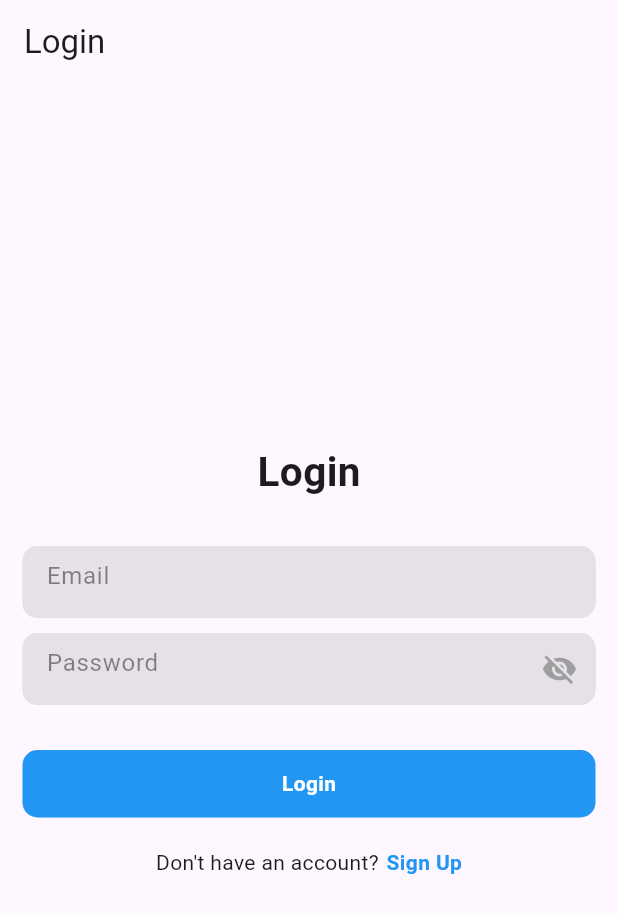
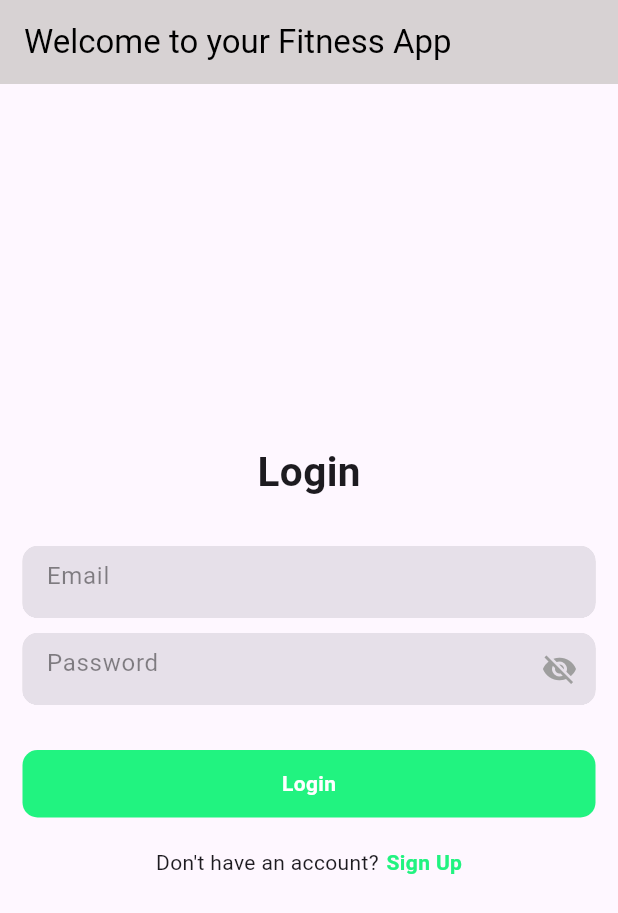
Before and after one commit to anabraier/fitness-tracker-app, a Flutter app: the screen it shows after launch, on a phone screen of 412 x 824 dp. Shown: the top 913 px of the screen. Run offline on Flutter 3.47's test engine with Material 3 defaults, Android fonts, the phone set to English and light mode, and no system bars; our stand-ins replace firebase_auth, firebase_core, google_fonts, video_player; accounts and stored records are empty.

Commit message:
Update AppBar to grey color and adjust text styling, and the color of the sign in and log in

```diff
--- a/lib/features/user_auth/presentation/pages/login_page.dart
+++ b/lib/features/user_auth/presentation/pages/login_page.dart
@@ -28,11 +28,15 @@ class _LoginPageState extends State<LoginPage> {
     super.dispose();
   }
 
-  @override
+   @override
   Widget build(BuildContext context) {
     return Scaffold(
       appBar: AppBar(
-        title: const Text("Login"),
+        backgroundColor: Color.fromARGB(214, 208, 203, 203), // Set the background color of the AppBar to grey
+        title: const Text(
+          "Welcome to your Fitness App",
+          style: TextStyle(color: Colors.black), // Set the text color to black for better contrast
+        ),
       ),
       body: Center(
         child: Padding(
@@ -74,7 +78,7 @@ class _LoginPageState extends State<LoginPage> {
                   width: double.infinity,
                   height: 45,
                   decoration: BoxDecoration(
-                    color: Colors.blue,
+                    color: const Color.fromARGB(255, 33, 243, 128),
                     borderRadius: BorderRadius.circular(10),
                   ),
                   child: Center(
@@ -115,7 +119,7 @@ class _LoginPageState extends State<LoginPage> {
                     child: const Text(
                       "Sign Up",
                       style: TextStyle(
-                        color: Colors.blue,
+                        color: Color.fromARGB(255, 33, 243, 128),
                         fontWeight: FontWeight.bold,
                       ),
                     ),
```
Also changed, not shown: lib/features/user_auth/presentation/pages/sign_up_page.dart (+8 -4 lines), 2 other files.
